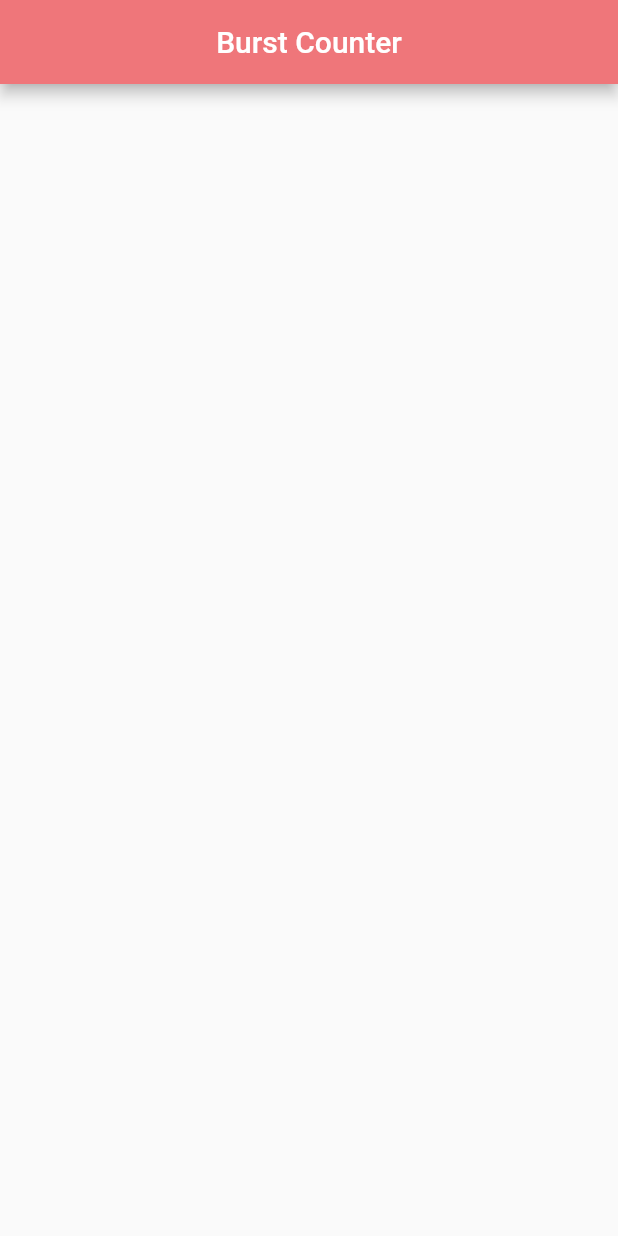
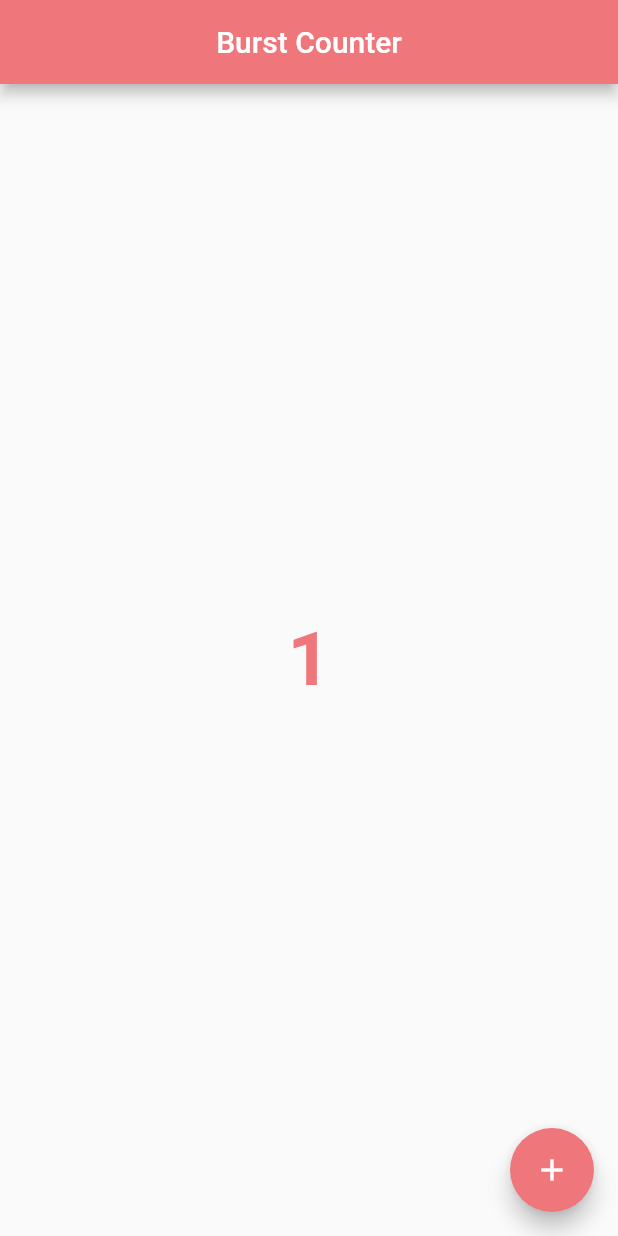
Before and after one commit to aman1210/Flutter-Burst-Counter, a Flutter app: the screen it shows after launch, on a phone screen of 412 x 824 dp. Run offline on Flutter 3.47's test engine with Material 2 defaults, Android fonts, the phone set to English and light mode, and no system bars.

```diff
--- a/lib/homePage.dart
+++ b/lib/homePage.dart
@@ -18,6 +18,17 @@ class _HomePageState extends State<HomePage> {
 
   dynamic counterText = {"count": 1, "color": Color(0xffEF767A)};
 
+  Rect boxSize = Rect.zero;
+
+  @override
+  void initState() {
+    super.initState();
+    WidgetsBinding.instance.addPostFrameCallback((timeStamp) {
+      Size size = _boxKey.currentContext.size;
+      boxSize = Rect.fromLTRB(0, 0, size.width, size.height);
+    });
+  }
+
   @override
   Widget build(BuildContext context) {
     return Scaffold(
@@ -26,6 +37,28 @@ class _HomePageState extends State<HomePage> {
         centerTitle: true,
         backgroundColor: counterText['color'],
       ),
+      body: Container(
+        key: _boxKey,
+        child: Stack(
+          children: [
+            Center(
+              child: Text(
+                '${counterText['count']}',
+                style: TextStyle(
+                  fontSize: 50,
+                  fontWeight: FontWeight.bold,
+                  color: counterText['color'],
+                ),
+              ),
+            ),
+          ],
+        ),
+      ),
+      floatingActionButton: FloatingActionButton(
+        child: Icon(Icons.add),
+        backgroundColor: counterText['color'],
+        onPressed: () {},
+      ),
     );
   }
 }
--- a/lib/main.dart
+++ b/lib/main.dart
@@ -1,8 +1,11 @@
 import 'package:flutter/material.dart';
+import 'package:flutter/services.dart';
 
 import 'homePage.dart';
 
 void main() {
+  WidgetsFlutterBinding.ensureInitialized();
+  SystemChrome.setEnabledSystemUIOverlays([SystemUiOverlay.bottom]);
   runApp(MyApp());
 }
 
@@ -10,6 +13,7 @@ class MyApp extends StatelessWidget {
   @override
   Widget build(BuildContext context) {
     return MaterialApp(
+      debugShowCheckedModeBanner: false,
       title: 'Flutter Demo',
       theme: ThemeData(
         primarySwatch: Colors.blue,
```
Also changed, not shown: lib/particle.dart (added, +18 -0 lines).
